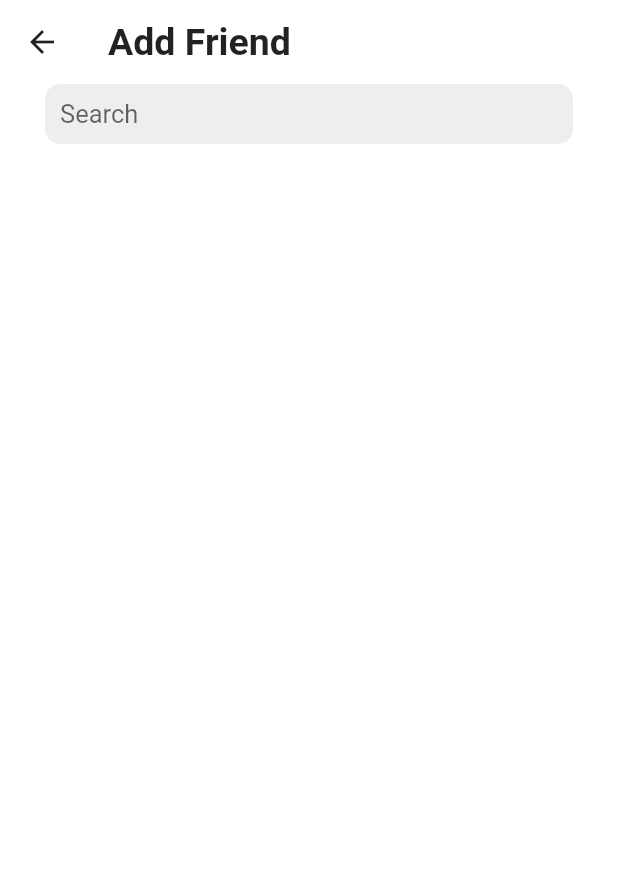
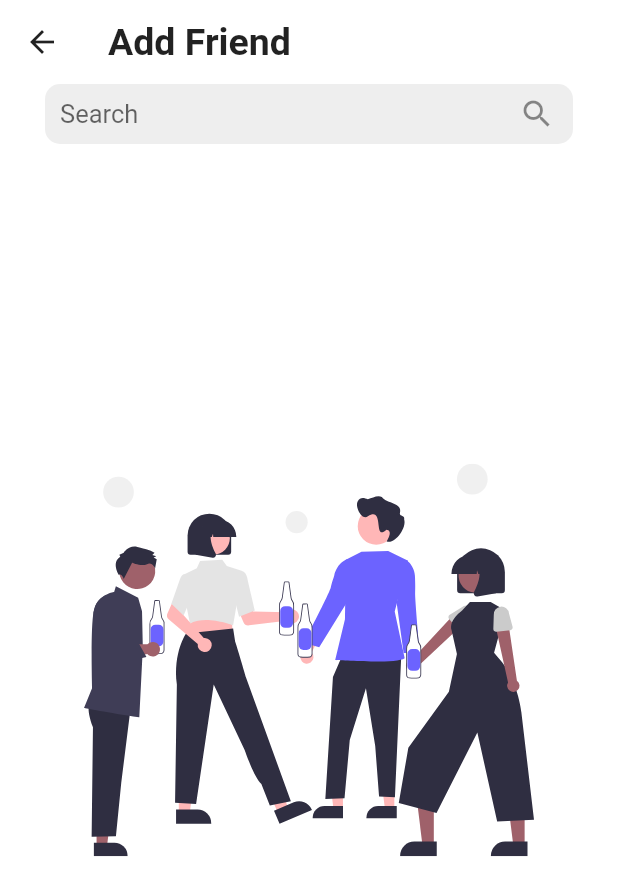
Before and after one commit to SwannWilliame/message_app, a Flutter app: the AddFriendScreen screen opened directly, on a phone screen of 412 x 824 dp. Shown: the top 896 px of the screen. Run offline on Flutter 3.47's test engine with Material 2 defaults, Android fonts, the phone set to English and light mode, and no system bars; our stand-ins replace cloud_firestore, firebase_auth, firebase_core, firebase_storage, flutter_svg, image_picker; accounts and stored records are empty.

```diff
--- a/lib/screens/add_friend_screen.dart
+++ b/lib/screens/add_friend_screen.dart
@@ -1,7 +1,6 @@
-import 'package:cloud_firestore/cloud_firestore.dart';
 import 'package:flutter/material.dart';
-import 'package:message_app/components/users_search_tile.dart';
-import 'package:message_app/screens/test_screen.dart';
+import 'package:flutter_svg/svg.dart';
+import 'package:message_app/screens/show_users_screen.dart';
 
 class AddFriendScreen extends StatefulWidget {
   const AddFriendScreen({super.key});
@@ -14,12 +13,13 @@ class _AddFriendScrennState extends State<AddFriendScreen> {
 
   FocusNode myFocus = FocusNode();
 
+  String searchName="";
+  TextEditingController controller = TextEditingController();
+
   @override
   Widget build(BuildContext context) {
     var brightness = MediaQuery.of(context).platformBrightness;
     bool isDarkMode = brightness == Brightness.dark;
-
-    String searchName = "";
 
     return Scaffold(
       appBar: AppBar(
@@ -32,20 +32,29 @@ class _AddFriendScrennState extends State<AddFriendScreen> {
         ),
       ),
 
-      body: Column(
+      body: Padding(
+        padding: const EdgeInsets.symmetric(horizontal: 30),
+        child: Stack(
           children: [
-          Padding(
-            padding: const EdgeInsets.symmetric(horizontal: 30),
-            child: Column(
-              children: [
-                SizedBox(
+            Align(
+              alignment: Alignment.topCenter,
+              child: SizedBox(
                 height: 40,
                 child: TextFormField(
+                  controller: controller,
                   focusNode: myFocus,
                   style: const TextStyle(
                     fontSize: 17
                   ),
                   decoration: InputDecoration(
+                    suffixIcon: GestureDetector(
+                      onTap: () {
+                        Navigator.push(context, MaterialPageRoute(builder: (context) => ShowUsersScreen(searchName: searchName),));
+                      },
+                      child: Icon(
+                        Icons.search
+                      ),
+                    ),
                     contentPadding: const EdgeInsets.symmetric(vertical: 10, horizontal: 10),
                     hintText: "Search",
                     filled: true,
@@ -64,50 +73,22 @@ class _AddFriendScrennState extends State<AddFriendScreen> {
                       searchName=value;
                     });
                   },
+                  onFieldSubmitted: (value) {
+                    Navigator.push(context, MaterialPageRoute(builder: (context) => ShowUsersScreen(searchName: value),));
+                  },
                   onTapOutside: (event) => myFocus.unfocus(),
                 ),
               ),
+            ),
 
-                const SizedBox(height: 20,),
-
-                StreamBuilder<QuerySnapshot>(
-                stream: FirebaseFirestore.instance.collection('users').snapshots(),
-                  builder: (context, snapshots) {
-                    if (snapshots.hasData){
-                      return ListView.builder(
-                        shrinkWrap: true,
-                        itemCount: snapshots.data!.docs.length<=20 ? snapshots.data!.docs.length : 20,
-                        itemBuilder: (context, index){
-                          var data = snapshots.data!.docs[index].data() as Map<String, dynamic>;
-                          if(searchName.isEmpty){
-                            return Column(
-                              children: [
-                                index>=1 ? Divider(color: Colors.black,) : Container(),
-                                UsersSearchTile(uid: snapshots.data!.docs[index].id, username: data["username"]),
-                              ],);
-                          }
-                          else if(data['username'].toString().startsWith(searchName.toLowerCase())){
-                            return Column(
-                              children: [
-                                index>=1 ? Divider(color: Colors.black,) : Container(),
-                                UsersSearchTile(uid: snapshots.data!.docs[index].id, username: data["username"]),
-                              ],);
-                          }
-                        }
-                      );
-                    }
-
-                    return const Center(
-                      child: CircularProgressIndicator.adaptive(),
-                    );
-                  },
-                ),
+            Align(
+              alignment: Alignment.center,
+              child: SvgPicture.asset("assets/svgs/friends.svg", width: 300,),
+            )
 
           ],
         ),
       ),
-        ],
-      ),
     );
   }
 }
--- a/pubspec.yaml
+++ b/pubspec.yaml
@@ -14,6 +14,7 @@ dependencies:
   cloud_firestore: ^4.8.5
   image_picker: ^1.0.2
   firebase_storage: ^11.2.6
+  flutter_svg: ^2.0.7
 
 dev_dependencies:
   flutter_test:
@@ -22,3 +23,5 @@ dev_dependencies:
 
 flutter:
   uses-material-design: true
+  assets:
+    - assets/svgs/
```
Also changed, not shown: lib/screens/show_users_screen.dart (added, +68 -0 lines), assets/svgs/friends.svg (added), pubspec.lock. Lines whose indentation alone changed are shown as unchanged.
